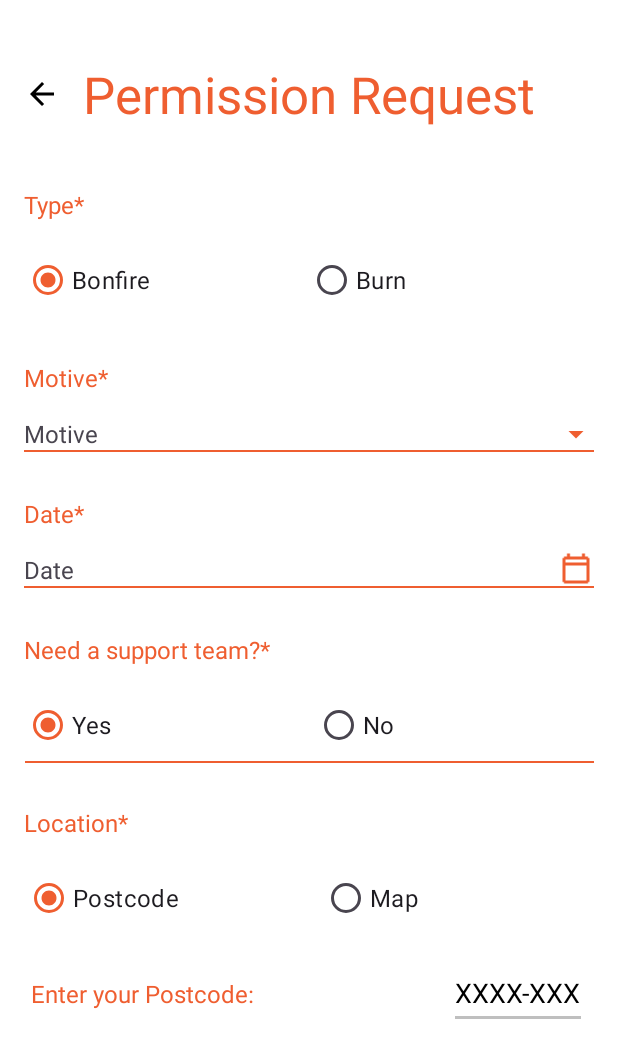
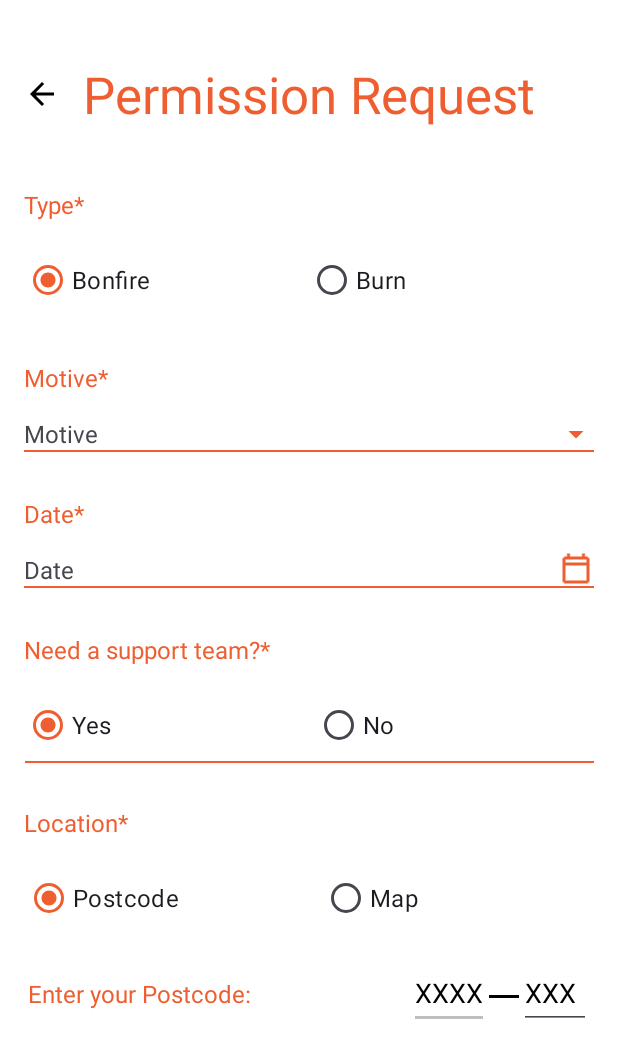
Before and after one commit to IFero04/QueimaSegura, an Android app built with Jetpack Compose: the PostCodeFragment screen opened directly, with no data from a screen before it, on a phone screen of 412 x 824 dp. Shown: the top 1058 px of the screen. Run offline under Robolectric (Android 15) with nearby library versions, the phone set to English and light mode, and no system bars; Roboto replaces fonts that are not available here.

Commit message:
Post Code display adjustments

```diff
--- a/app/src/main/res/layout/fragment_post_code.xml
+++ b/app/src/main/res/layout/fragment_post_code.xml
@@ -27,13 +27,31 @@
             android:textSize="16sp" />
 
         <EditText
-            android:id="@+id/editTextTextPostalAddress"
+            android:id="@+id/editTextTextPostalAddress1"
             android:layout_width="wrap_content"
             android:layout_height="wrap_content"
-            android:layout_marginStart="130dp"
-            android:hint="@string/postcode_example"
+            android:layout_marginStart="105dp"
+            android:hint="@string/postcode_example_1"
             android:importantForAutofill="no"
-            android:inputType="textPostalAddress"
+            android:inputType="number"
+            android:minHeight="48dp"
+            android:textColorHint="@color/black" />
+
+        <TextView
+            android:id="@+id/textView2"
+            android:layout_width="20dp"
+            android:layout_height="2dp"
+            android:layout_marginTop="10dp"
+            android:background="@color/black" />
+
+        <EditText
+            android:id="@+id/editTextTextPostalAddress2"
+            android:layout_width="wrap_content"
+            android:layout_height="wrap_content"
+            android:hint="@string/postcode_example_2"
+            android:importantForAutofill="no"
+            android:inputType="number"
+            android:minWidth="48dp"
             android:minHeight="48dp"
             android:textColorHint="@color/black" />
     </LinearLayout>
--- a/app/src/main/res/values/strings.xml
+++ b/app/src/main/res/values/strings.xml
@@ -74,6 +74,7 @@
     <string name="yes">Yes</string>
     <string name="no">No</string>
     <!-- TODO: Remove or change this placeholder text -->
-    <string name="postcode_example" translatable="false">XXXX-XXX</string>
+    <string name="postcode_example_1" translatable="false">XXXX</string>
     <string name="coords_example" translatable="false">XXX.XXXXXX</string>
+    <string name="postcode_example_2" translatable="false">XXX</string>
 </resources>
```
